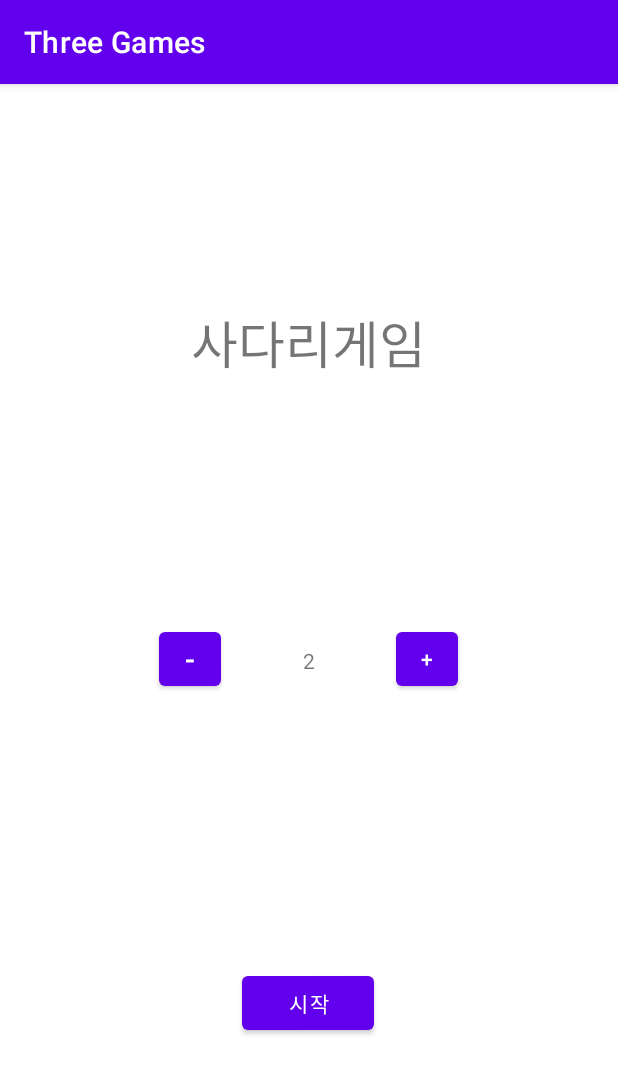
After one commit to choihj00/ThreeGames, an Android app: the LadderActivity screen opened directly, with no data from a screen before it, on a phone screen of 412 x 824 dp. The commit adds this screen. Shown: the top 1074 px of the screen. Run offline under Robolectric (Android 15) with nearby library versions, the phone set to English and light mode, and no system bars.

Commit message:
[박선애] 사다리게임 페이지 추가

```diff
--- /dev/null
+++ b/app/src/main/java/com/example/threegames/LadderActivity.java
@@ -0,0 +1,52 @@
+package com.example.threegames;
+
+import androidx.appcompat.app.AppCompatActivity;
+
+import android.content.Intent;
+import android.os.Bundle;
+import android.view.View;
+import android.widget.Button;
+import android.widget.TextView;
+import android.widget.Toast;
+
+public class LadderActivity extends AppCompatActivity {
+
+    private int number = 2;
+    @Override
+    protected void onCreate(Bundle savedInstanceState) {
+        super.onCreate(savedInstanceState);
+        setContentView(R.layout.activity_ladder);
+
+        final TextView text = findViewById(R.id.ladderNumber);
+
+        Button minusBtn = findViewById(R.id.minus);
+        minusBtn.setOnClickListener(new Button.OnClickListener(){
+            public void onClick(View v){
+                if(number<3){
+                    Toast.makeText(getApplicationContext(), "최소 2명입니다.", Toast.LENGTH_SHORT).show();
+                } else{
+                    number--;
+                }
+                text.setText(String.valueOf(number));
+            }
+        });
+
+        Button plusBtn = findViewById(R.id.plus);
+        plusBtn.setOnClickListener(new Button.OnClickListener(){
+            public void onClick(View v){
+                if(number>5){
+                    Toast.makeText(getApplicationContext(), "최대 6명까지 할 수 있습니다.", Toast.LENGTH_SHORT).show();
+                } else{
+                    number++;
+                }
+                text.setText(String.valueOf(number));
+            }
+        });
+    }
+    public void onClickLadderPlay(View v){
+        Intent intent = new Intent();
+        intent.setAction("ladderPlay");
+        intent.addCategory(Intent.CATEGORY_DEFAULT);
+        startActivity(intent);
+    }
+}
--- /dev/null
+++ b/app/src/main/res/layout/activity_ladder.xml
@@ -0,0 +1,72 @@
+<?xml version="1.0" encoding="utf-8"?>
+<androidx.constraintlayout.widget.ConstraintLayout xmlns:android="http://schemas.android.com/apk/res/android"
+    xmlns:app="http://schemas.android.com/apk/res-auto"
+    xmlns:tools="http://schemas.android.com/tools"
+    android:layout_width="match_parent"
+    android:layout_height="match_parent"
+    tools:context=".LadderActivity">
+
+    <TextView
+        android:id="@+id/ladderTitle"
+        android:layout_width="wrap_content"
+        android:layout_height="wrap_content"
+        android:text="사다리게임"
+        android:textSize="34sp"
+        app:layout_constraintBottom_toBottomOf="parent"
+        app:layout_constraintEnd_toEndOf="parent"
+        app:layout_constraintHorizontal_bias="0.498"
+        app:layout_constraintStart_toStartOf="parent"
+        app:layout_constraintTop_toTopOf="parent"
+        app:layout_constraintVertical_bias="0.205" />
+
+    <TextView
+        android:id="@+id/ladderNumber"
+        android:layout_width="wrap_content"
+        android:layout_height="wrap_content"
+        android:text="2"
+        app:layout_constraintBottom_toBottomOf="parent"
+        app:layout_constraintEnd_toEndOf="parent"
+        app:layout_constraintHorizontal_bias="0.5"
+        app:layout_constraintStart_toStartOf="parent"
+        app:layout_constraintTop_toTopOf="parent" />
+
+    <Button
+        android:id="@+id/minus"
+        android:layout_width="0dp"
+        android:layout_height="wrap_content"
+        android:text="-"
+        android:textSize="20sp"
+        app:layout_constraintBottom_toBottomOf="parent"
+        app:layout_constraintEnd_toStartOf="@+id/ladderNumber"
+        app:layout_constraintHorizontal_bias="0.66"
+        app:layout_constraintStart_toStartOf="parent"
+        app:layout_constraintTop_toTopOf="parent"
+        app:layout_constraintVertical_bias="0.499"
+        app:layout_constraintWidth_percent="0.1" />
+
+    <Button
+        android:id="@+id/plus"
+        android:layout_width="0dp"
+        android:layout_height="wrap_content"
+        android:text="+"
+        app:layout_constraintBottom_toBottomOf="parent"
+        app:layout_constraintEnd_toEndOf="parent"
+        app:layout_constraintHorizontal_bias="0.337"
+        app:layout_constraintStart_toEndOf="@+id/ladderNumber"
+        app:layout_constraintTop_toTopOf="parent"
+        app:layout_constraintVertical_bias="0.499"
+        app:layout_constraintWidth_percent="0.1" />
+
+    <Button
+        android:id="@+id/playBtn"
+        android:layout_width="wrap_content"
+        android:layout_height="wrap_content"
+        android:onClick="onClickLadderPlay"
+        android:text="시작"
+        app:layout_constraintBottom_toBottomOf="parent"
+        app:layout_constraintEnd_toEndOf="parent"
+        app:layout_constraintHorizontal_bias="0.498"
+        app:layout_constraintStart_toStartOf="parent"
+        app:layout_constraintTop_toBottomOf="@+id/ladderNumber"
+        app:layout_constraintVertical_bias="0.597" />
+</androidx.constraintlayout.widget.ConstraintLayout>
--- a/app/src/main/res/layout/activity_main.xml
+++ b/app/src/main/res/layout/activity_main.xml
@@ -38,6 +38,7 @@
         android:layout_height="50dp"
         android:layout_marginTop="460dp"
         android:layout_marginBottom="10dp"
+        android:onClick="onClickLadder"
         android:text="Ladder Game"
         app:layout_constraintBottom_toTopOf="@+id/roulette"
         app:layout_constraintEnd_toEndOf="@+id/roulette"
```
Also changed, not shown: app/src/main/AndroidManifest.xml (+16 -0 lines), app/src/main/java/com/example/threegames/LadderPlay.java (added, +14 -0 lines), app/src/main/java/com/example/threegames/MainActivity.java (+9 -0 lines), app/src/main/res/layout/activity_ladder_play.xml (added, +9 -0 lines).
